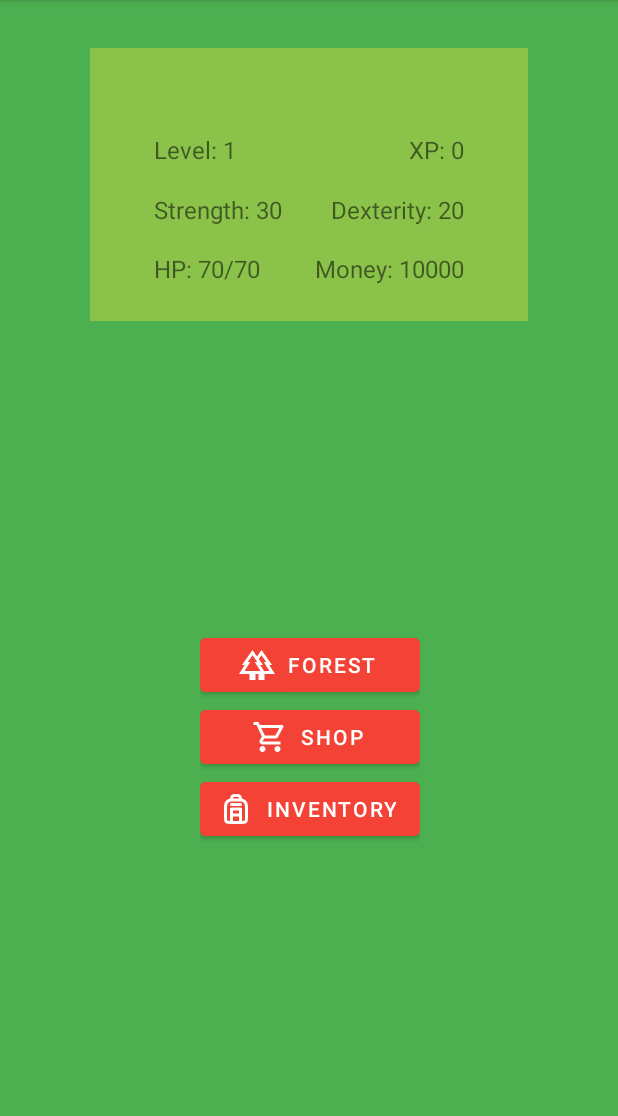
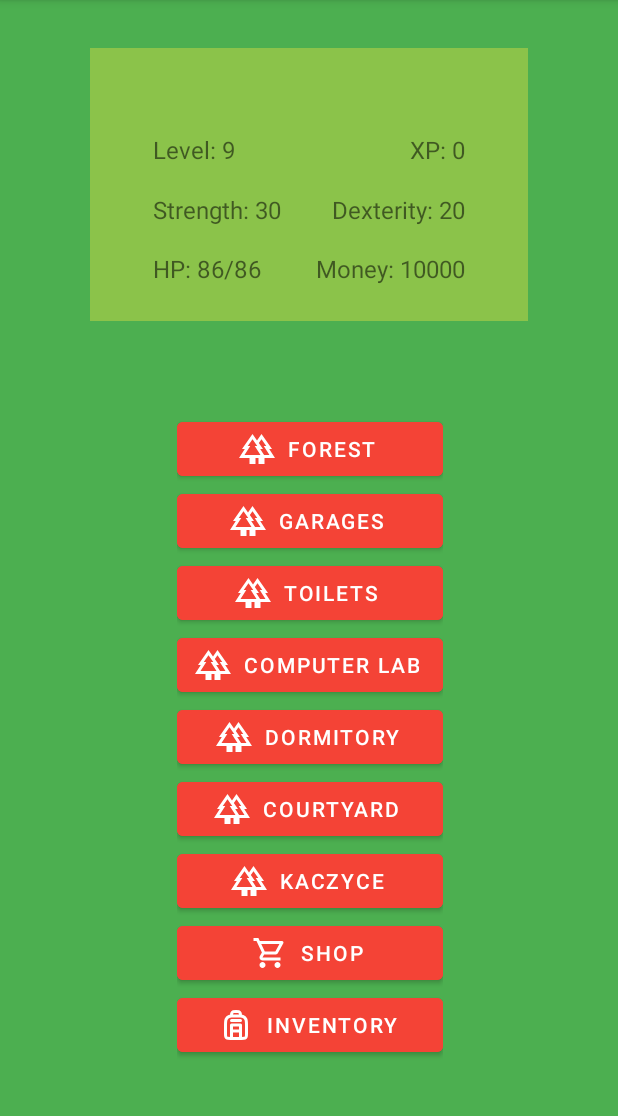
Before and after one commit to JKGplay/rypygy, an Android app: the SecondActivity screen opened directly, with no data from a screen before it, on a phone screen of 412 x 824 dp, the part 84-1200 px from its top. Run offline under Robolectric (Android 15) with nearby library versions, the phone set to English and light mode, and no system bars.

Commit message:
Zmiana działania przycisków w SecondActivity - odsyłają do EncounterActivity, a nie do FightActivity

```diff
--- a/app/build.gradle.kts
+++ b/app/build.gradle.kts
@@ -4,7 +4,7 @@ plugins {
 
 android {
     namespace = "com.example.rypygy"
-    compileSdk = 33
+    compileSdk = 34
 
     defaultConfig {
         applicationId = "com.example.rypygy"
@@ -31,7 +31,7 @@ android {
 dependencies {
 
     implementation("androidx.appcompat:appcompat:1.6.1")
-    implementation("com.google.android.material:material:1.9.0")
+    implementation("com.google.android.material:material:1.10.0")
     implementation("androidx.constraintlayout:constraintlayout:2.1.4")
     testImplementation("junit:junit:4.13.2")
     androidTestImplementation("androidx.test.ext:junit:1.1.5")
--- a/app/src/main/java/com/example/rypygy/SecondActivity.java
+++ b/app/src/main/java/com/example/rypygy/SecondActivity.java
@@ -14,18 +14,45 @@ import android.widget.TextView;
 import android.widget.Toast;
 
 import com.example.rypygy.models.Character;
+import com.example.rypygy.models.Encounter;
 import com.google.android.material.snackbar.Snackbar;
+
+import java.util.ArrayList;
+import java.util.List;
 
 public class SecondActivity extends AppCompatActivity implements View.OnClickListener {
 
     public static final String SHOP_INVENTORY_KEY = "shop_inv";
+    public static final String ENCOUNTER_LOCATION_KEY = "encounter_location";
+    public static final String ENCOUNTER_TYPE_KEY = "encounter_type";
     private TextView tvName, tvHp, tvXp, tvLevel, tvAttack, tvDefense, tvMoney;
     private Button btnForest, btnShop, btnInventory;
+    private List<Button> buttons = new ArrayList<>();
+    private enum ShopInv {
+        SHOP,
+        INVENTORY
+    }
 
     @Override
     protected void onCreate(Bundle savedInstanceState) {
         super.onCreate(savedInstanceState);
         setContentView(R.layout.activity_second);
+
+        buttons.add(findViewById(R.id.btnForest));
+        buttons.add(findViewById(R.id.btnGarages));
+        buttons.add(findViewById(R.id.btnToilets));
+        buttons.add(findViewById(R.id.btnComputerLab));
+        buttons.add(findViewById(R.id.btnDormitory));
+        buttons.add(findViewById(R.id.btnCourtyard));
+        buttons.add(findViewById(R.id.btnKaczyce));
+
+        for (int i = 0; i < buttons.size(); i++) {
+            if (i < Character.getLevel()) {
+                buttons.get(i).setOnClickListener(this);
+            } else {
+                buttons.get(i).setVisibility(View.GONE);
+            }
+        }
 
         tvName = findViewById(R.id.tvName);
         tvHp = findViewById(R.id.tvHp);
@@ -34,13 +61,15 @@ public class SecondActivity extends AppCompatActivity implements View.OnClickLis
         tvAttack = findViewById(R.id.tvAttack);
         tvDefense = findViewById(R.id.tvDefense);
         tvMoney = findViewById(R.id.tvMoney);
-        btnForest = findViewById(R.id.btnForest);
         btnShop = findViewById(R.id.btnShop);
         btnInventory = findViewById(R.id.btnInventory);
 
-        btnForest.setOnClickListener(this);
-        btnShop.setOnClickListener(this);
-        btnInventory.setOnClickListener(this);
+        btnShop.setOnClickListener(view -> {
+            shopInv(ShopInv.SHOP);
+        });
+        btnInventory.setOnClickListener(view -> {
+            shopInv(ShopInv.INVENTORY);
+        });
 
         tvName.setText(Character.getName());
         tvHp.setText("HP: " + Character.getCurHP() + "/" + Character.getMaxHP());
@@ -53,6 +82,31 @@ public class SecondActivity extends AppCompatActivity implements View.OnClickLis
         if(Character.getXp() >= 100) {
             startActivity(new Intent(SecondActivity.this, LevelUpActivity.class));
             finish();
+        }
+    }
+
+    public void shopInv(@NonNull ShopInv shopInv) {
+        switch (shopInv) {
+            case SHOP:
+                startActivity(new Intent(SecondActivity.this, ShopInventoryActivity.class).putExtra(SHOP_INVENTORY_KEY, "shop"));
+                break;
+            case INVENTORY:
+                startActivity(new Intent(SecondActivity.this, ShopInventoryActivity.class).putExtra(SHOP_INVENTORY_KEY, "inventory"));
+                break;
+        }
+        finish();
+    }
+
+
+    //TODO: zaimplementować mechanikę encounteru (za pomocą klasy Encounter)
+
+    @Override
+    public void onClick(@NonNull View view) {
+        for (Button btn : buttons) {
+            if (btn.equals(view)) {
+                startActivity(new Intent(SecondActivity.this, EncounterActivity.class).putExtra(ENCOUNTER_LOCATION_KEY, btn.getText().toString().toLowerCase()));
+                finish();
+            }
         }
     }
 
@@ -74,27 +128,4 @@ public class SecondActivity extends AppCompatActivity implements View.OnClickLis
     public void onBackPressed() {
 //        super.onBackPressed();
     }
-
-    //TODO: zaimplementować mechanikę encounteru (za pomocą klasy Encounter)
-
-    @Override
-    public void onClick(@NonNull View view) {
-        switch (getResources().getResourceEntryName(view.getId())) {
-            case ("btnForest"):
-                startActivity(new Intent(SecondActivity.this, FightActivity.class));
-                finish();
-                break;
-            case "btnShop":
-                startActivity(new Intent(SecondActivity.this, ShopInventoryActivity.class).putExtra(SHOP_INVENTORY_KEY, "shop"));
-                finish();
-                break;
-            case "btnInventory":
-                startActivity(new Intent(SecondActivity.this, ShopInventoryActivity.class).putExtra(SHOP_INVENTORY_KEY, "inventory"));
-                finish();
-                break;
-            default:
-                Toast.makeText(this, "Error", Toast.LENGTH_SHORT).show();
-                break;
-        }
-    }
 }
--- a/app/src/main/java/com/example/rypygy/adapter/ShopAdapter.java
+++ b/app/src/main/java/com/example/rypygy/adapter/ShopAdapter.java
@@ -62,7 +62,7 @@ public class ShopAdapter extends RecyclerView.Adapter<ShopAdapter.ItemViewHolder
             btnBuy = itemView.findViewById(R.id.btnBuy);
         }
 
-        public void bind(Item item) {
+        public void bind(@NonNull Item item) {
             tvItemName.setText(item.getName());
             tvItemPrice.setText("Price: " + item.getPrice());
 
@@ -95,8 +95,8 @@ public class ShopAdapter extends RecyclerView.Adapter<ShopAdapter.ItemViewHolder
                                     @Override
                                     public void onClick(DialogInterface dialogInterface, int i) {
                                         Snackbar.make(view, "You bought " + item.getName(), Snackbar.LENGTH_SHORT).show();
-                                        Log.d("amount", String.valueOf(item.getAmount()));
-                                        Log.d("item", item.toString());
+//                                        Log.d("amount", String.valueOf(item.getAmount()));
+//                                        Log.d("item", item.toString());
                                         Character.removeMoney(item.getPrice());
                                         Character.addItem(item, 1);
                                     }
--- a/app/src/main/java/com/example/rypygy/models/Character.java
+++ b/app/src/main/java/com/example/rypygy/models/Character.java
@@ -6,7 +6,7 @@ import java.util.List;
 
 public class Character {
     private static String name;
-    private static int level = 1;
+    private static int level = 9;
     private static int strength = 30;
     private static int dexterity = 20;
     private static int vitality = 25;
@@ -30,12 +30,11 @@ public class Character {
 
     public static boolean toHit(int ACmonster) {
         //min(max(toHit, 5), 95)
-        return Rnd.rnd(1, 100) <= Math.min(Math.max((int) Math.floor(70 + (double) dexterity / 2 + level - ACmonster), 5), 95);
+        return Rnd.rnd(1, 100) <= Math.min(Math.max(70 + dexterity / 2 + level - ACmonster, 5), 95);
     }
 
     public static void addItem(Item item, int amount) {
         if (isItemInInventory(item)) {
-            //naprawic zeby dodawalo amount a nie 1
             inventory.get(getIndexOf(item.getName())).addAmount(amount);
         } else {
             inventory.add(item);
@@ -108,10 +107,10 @@ public class Character {
         Character.vitality = vitality;
     }
     public static int getDamage() {
-        return Math.max(1, (int) Math.floor(strength * level / 100));
+        return Math.max(1, strength * level / 100);
     }
     public static int getAc() {
-        return (int) Math.floor(dexterity / 5);
+        return dexterity / 5;
     }
     public static int getMaxHP() {
         return (vitality * 2) + (level * 2) + 18;
--- /dev/null
+++ b/app/src/main/res/drawable/baseline_arrow_back_24.xml
@@ -0,0 +1,5 @@
+<vector android:autoMirrored="true" android:height="24dp"
+    android:tint="#000000" android:viewportHeight="24"
+    android:viewportWidth="24" android:width="24dp" xmlns:android="http://schemas.android.com/apk/res/android">
+    <path android:fillColor="@android:color/white" android:pathData="M20,11H7.83l5.59,-5.59L12,4l-8,8 8,8 1.41,-1.41L7.83,13H20v-2z"/>
+</vector>
--- /dev/null
+++ b/app/src/main/res/drawable/outline_explore_24.xml
@@ -0,0 +1,5 @@
+<vector android:height="24dp" android:tint="#000000"
+    android:viewportHeight="24" android:viewportWidth="24"
+    android:width="24dp" xmlns:android="http://schemas.android.com/apk/res/android">
+    <path android:fillColor="@android:color/white" android:pathData="M12,2C6.48,2 2,6.48 2,12s4.48,10 10,10 10,-4.48 10,-10S17.52,2 12,2zM12,20c-4.41,0 -8,-3.59 -8,-8s3.59,-8 8,-8 8,3.59 8,8 -3.59,8 -8,8zM6.5,17.5l7.51,-3.49L17.5,6.5 9.99,9.99 6.5,17.5zM12,10.9c0.61,0 1.1,0.49 1.1,1.1s-0.49,1.1 -1.1,1.1 -1.1,-0.49 -1.1,-1.1 0.49,-1.1 1.1,-1.1z"/>
+</vector>
--- a/app/src/main/res/layout/activity_second.xml
+++ b/app/src/main/res/layout/activity_second.xml
@@ -22,7 +22,7 @@
             android:id="@+id/tvName"
             android:layout_width="wrap_content"
             android:layout_height="wrap_content"
-            android:text="Kunczka"
+            tools:text="Kunczka"
             android:textSize="24sp"
             android:textStyle="bold"
             app:layout_constraintEnd_toEndOf="parent"
@@ -33,7 +33,7 @@
             android:id="@+id/tvHp"
             android:layout_width="wrap_content"
             android:layout_height="wrap_content"
-            android:text="HP: 10/10"
+            tools:text="HP: 10/10"
             android:textSize="16sp"
             app:layout_constraintBottom_toBottomOf="parent"
             app:layout_constraintEnd_toStartOf="@+id/tvMoney"
@@ -45,7 +45,7 @@
             android:id="@+id/tvXp"
             android:layout_width="wrap_content"
             android:layout_height="wrap_content"
-            android:text="XP: 0"
+            tools:text="XP: 0"
             android:textSize="16sp"
             app:layout_constraintBottom_toTopOf="@+id/tvDefense"
             app:layout_constraintEnd_toEndOf="@+id/tvDefense"
@@ -55,7 +55,7 @@
             android:id="@+id/tvLevel"
             android:layout_width="wrap_content"
             android:layout_height="wrap_content"
-            android:text="Level: 1"
+            tools:text="Level: 1"
             android:textSize="16sp"
             app:layout_constraintBottom_toTopOf="@+id/tvAttack"
             app:layout_constraintStart_toStartOf="@+id/tvAttack"
@@ -65,7 +65,7 @@
             android:id="@+id/tvAttack"
             android:layout_width="wrap_content"
             android:layout_height="wrap_content"
-            android:text="Strength: 1"
+            tools:text="Strength: 1"
             android:textSize="16sp"
             app:layout_constraintBottom_toTopOf="@+id/tvHp"
             app:layout_constraintStart_toStartOf="@+id/tvHp"
@@ -75,7 +75,7 @@
             android:id="@+id/tvDefense"
             android:layout_width="wrap_content"
             android:layout_height="wrap_content"
-            android:text="Dexterity: 1"
+            tools:text="Dexterity: 1"
             android:textSize="16sp"
             app:layout_constraintBottom_toTopOf="@+id/tvMoney"
             app:layout_constraintEnd_toEndOf="@+id/tvMoney"
@@ -85,7 +85,7 @@
             android:id="@+id/tvMoney"
             android:layout_width="wrap_content"
             android:layout_height="wrap_content"
-            android:text="Money: 10"
+            tools:text="Money: 10"
             android:textSize="16sp"
             app:layout_constraintBottom_toBottomOf="parent"
             app:layout_constraintEnd_toEndOf="parent"
@@ -117,6 +117,66 @@
             app:iconGravity="textStart" />
 
         <Button
+            android:id="@+id/btnGarages"
+            style="@style/Widget.MaterialComponents.Button.Icon"
+            android:layout_width="match_parent"
+            android:layout_height="wrap_content"
+            android:backgroundTint="@color/orange_500"
+            android:text="Garages"
+            app:icon="@drawable/outline_forest_24"
+            app:iconGravity="textStart" />
+
+        <Button
+            android:id="@+id/btnToilets"
+            style="@style/Widget.MaterialComponents.Button.Icon"
+            android:layout_width="match_parent"
+            android:layout_height="wrap_content"
+            android:backgroundTint="@color/orange_500"
+            android:text="Toilets"
+            app:icon="@drawable/outline_forest_24"
+            app:iconGravity="textStart" />
+
+        <Button
+            android:id="@+id/btnComputerLab"
+            style="@style/Widget.MaterialComponents.Button.Icon"
+            android:layout_width="match_parent"
+            android:layout_height="wrap_content"
+            android:backgroundTint="@color/orange_500"
+            android:text="Computer Lab"
+            app:icon="@drawable/outline_forest_24"
+            app:iconGravity="textStart" />
+
+        <Button
+            android:id="@+id/btnDormitory"
+            style="@style/Widget.MaterialComponents.Button.Icon"
+            android:layout_width="match_parent"
+            android:layout_height="wrap_content"
+            android:backgroundTint="@color/orange_500"
+            android:text="Dormitory"
+            app:icon="@drawable/outline_forest_24"
+            app:iconGravity="textStart" />
+
+        <Button
+            android:id="@+id/btnCourtyard"
+            style="@style/Widget.MaterialComponents.Button.Icon"
+            android:layout_width="match_parent"
+            android:layout_height="wrap_content"
+            android:backgroundTint="@color/orange_500"
+            android:text="Courtyard"
+            app:icon="@drawable/outline_forest_24"
+            app:iconGravity="textStart" />
+
+        <Button
+            android:id="@+id/btnKaczyce"
+            style="@style/Widget.MaterialComponents.Button.Icon"
+            android:layout_width="match_parent"
+            android:layout_height="wrap_content"
+            android:backgroundTint="@color/orange_500"
+            android:text="Kaczyce"
+            app:icon="@drawable/outline_forest_24"
+            app:iconGravity="textStart" />
+
+        <Button
             android:id="@+id/btnShop"
             style="@style/Widget.MaterialComponents.Button.Icon"
             android:layout_width="match_parent"
--- a/app/src/main/res/layout/activity_shop_inventory.xml
+++ b/app/src/main/res/layout/activity_shop_inventory.xml
@@ -8,6 +8,8 @@
     android:gravity="center_horizontal"
     android:background="@color/green_500"
     tools:context=".ShopInventoryActivity">
+
+    <!-- TODO: wyświetlanie kasy -->
 
     <com.google.android.material.chip.ChipGroup
         android:id="@+id/chipGroup"
--- a/build.gradle.kts
+++ b/build.gradle.kts
@@ -1,4 +1,4 @@
 // Top-level build file where you can add configuration options common to all sub-projects/modules.
 plugins {
-    id("com.android.application") version "8.1.4" apply false
+    id("com.android.application") version "8.2.0" apply false
 }
```
Also changed, not shown: app/src/main/AndroidManifest.xml (+5 -2 lines), app/src/main/java/com/example/rypygy/EncounterActivity.java (added, +16 -0 lines), app/src/main/java/com/example/rypygy/models/Encounter.java (+14 -10 lines), app/src/main/res/layout/activity_encounter.xml (added, +59 -0 lines), app/src/main/res/layout/activity_level_up.xml (+5 -5 lines), gradle/wrapper/gradle-wrapper.properties.
